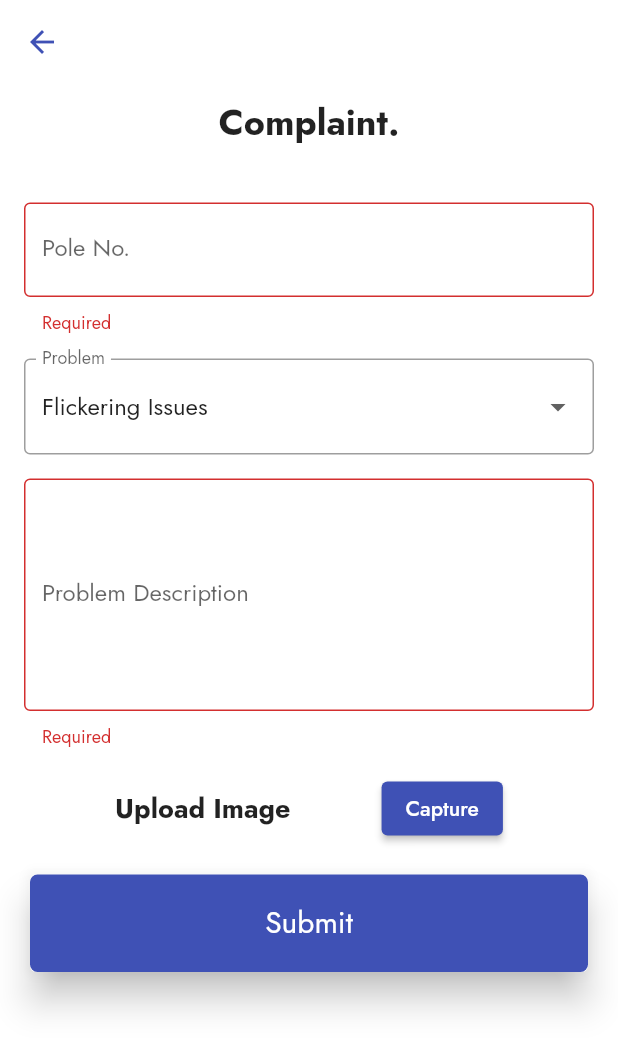
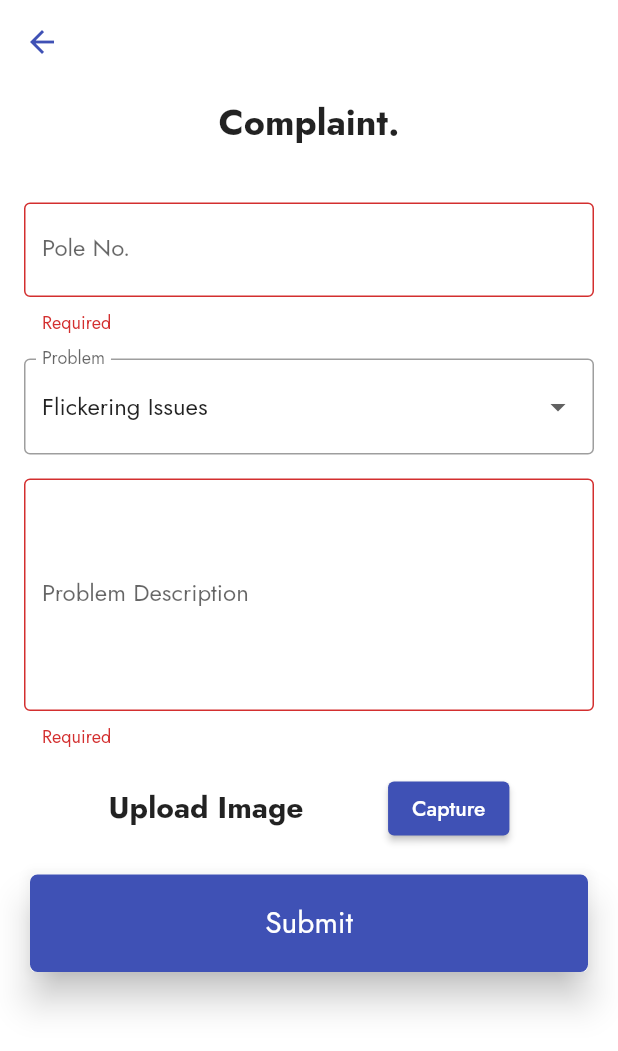
Before and after one commit to ThedistortedFrequency/SDCS-flutter-project, a Flutter app: the HomePage screen opened by its route, after a tap on "Complaints", on a phone screen of 412 x 824 dp. Shown: the top 1051 px of the screen. Run offline on Flutter 3.47's test engine with Material 2 defaults, Android fonts, the light colour scheme and no system bars; our stand-ins replace cached_network_image, firebase_auth, firebase_core, form_field_validator, google_fonts, pinput; accounts and stored records are empty; network calls fail.

Commit message:
Done all changes version 1

```diff
--- a/lib/Complaint.dart
+++ b/lib/Complaint.dart
@@ -137,7 +137,7 @@ class _ComplaintState extends State<Complaint> {
                         const Text(
                           "Upload Image",
                           style: TextStyle(
-                              fontSize: 18, fontWeight: FontWeight.bold),
+                              fontSize: 20, fontWeight: FontWeight.bold),
                         ),
                         ElevatedButton(
                             onPressed: () {}, child: const Text("Capture"))
--- a/lib/Register/otp_page.dart
+++ b/lib/Register/otp_page.dart
@@ -1,3 +1,5 @@
+// ignore_for_file: use_build_context_synchronously
+
 import 'package:cached_network_image/cached_network_image.dart';
 import 'package:firebase_auth/firebase_auth.dart';
 import 'package:flutter/material.dart';
@@ -14,6 +16,7 @@ class OtpPage extends StatefulWidget {
 
 class _OtpPageState extends State<OtpPage> {
   final FirebaseAuth auth = FirebaseAuth.instance;
+
   @override
   Widget build(BuildContext context) {
     final defaultPinTheme = PinTheme(
--- a/lib/Register/registor-page.dart
+++ b/lib/Register/registor-page.dart
@@ -136,6 +136,7 @@ class _RegistorPageState extends State<RegistorPage> {
                             codeAutoRetrievalTimeout:
                                 (String verificationId) {},
                           );
+
                           // Navigator.pushNamed(context, Screen.otpPageScreen);
                         },
                         child: const Text(
--- a/lib/electrificaition.dart
+++ b/lib/electrificaition.dart
@@ -139,7 +139,7 @@ class _ElectrificationState extends State<Electrification> {
                         const Text(
                           "Upload Image",
                           style: TextStyle(
-                              fontSize: 18, fontWeight: FontWeight.bold),
+                              fontSize: 20, fontWeight: FontWeight.bold),
                         ),
                         ElevatedButton(
                             onPressed: () {}, child: const Text("Capture"))
--- a/lib/home.dart
+++ b/lib/home.dart
@@ -53,6 +53,7 @@ class _HomePageState extends State<HomePage> {
               backgroundColor: Colors.indigo,
             ),
           ]),
+      drawer: const Drawer(),
     );
   }
 }
--- a/pubspec.yaml
+++ b/pubspec.yaml
@@ -44,6 +44,7 @@ dependencies:
   camera: ^0.10.0+1
   path_provider: ^2.0.11
   path: ^1.8.1
+  cloud_firestore: ^3.4.8
 
 dev_dependencies:
   flutter_test:
```
Also changed, not shown: pubspec.lock, 1 other file.
